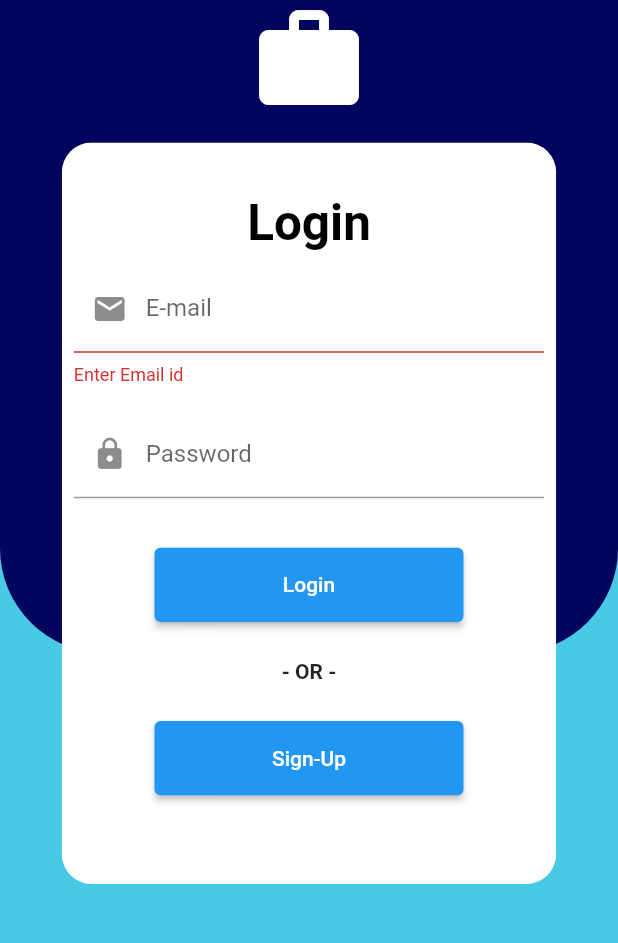
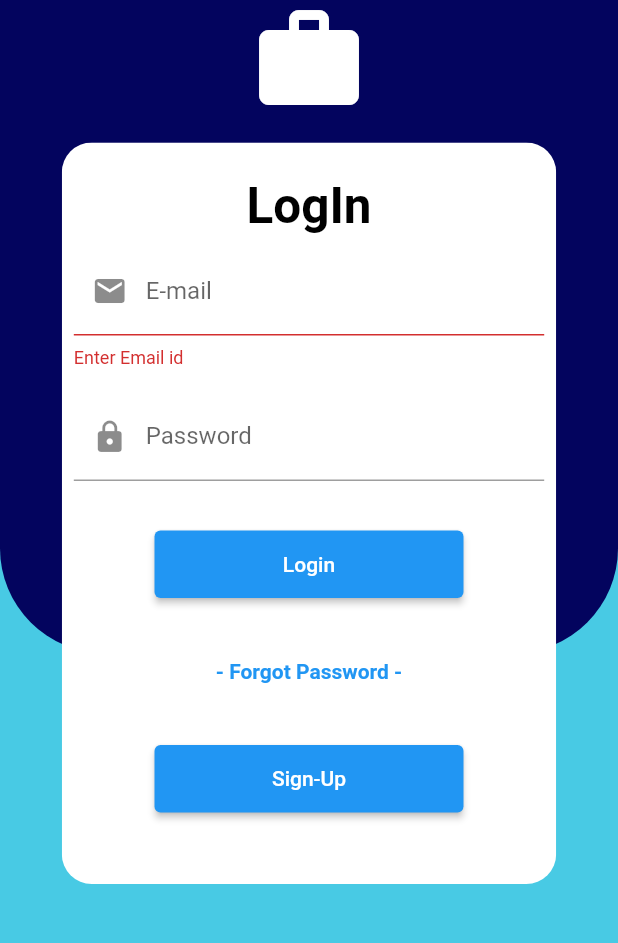
Before and after one commit to VenkateshK22/platr, a Flutter app: the screen it shows after launch, after a tap on "Login", on a phone screen of 412 x 824 dp, the part 212-1155 px from its top. Run offline on Flutter 3.47's test engine with Material 2 defaults, Android fonts, the phone set to English and light mode, and no system bars; our stand-ins replace cloud_firestore, firebase_auth, firebase_core, random_string, shared_preferences; accounts and stored records are empty.

Commit message:
finished forgot passwd

```diff
--- a/lib/authUI/LoginPage.dart
+++ b/lib/authUI/LoginPage.dart
@@ -18,9 +18,7 @@ class LoginPage extends StatefulWidget {
 class _LoginPageState extends State<LoginPage> {
   @override
   Widget build(BuildContext context) {
-    return WillPopScope(
-      onWillPop: () => Future.value(false),
-      child: SafeArea(
+    return SafeArea(
       child: Scaffold(
           resizeToAvoidBottomInset: false,
           backgroundColor: Color(0xff48cae4),
@@ -48,7 +46,6 @@ class _LoginPageState extends State<LoginPage> {
               ),
             ],
           )),
-      ),
     );
   }
 }
--- a/lib/companypages/companyDifficulty.dart
+++ b/lib/companypages/companyDifficulty.dart
@@ -17,7 +17,7 @@ class _CompanyDifficultyState extends State<CompanyDifficulty> {
       child: Scaffold(
         floatingActionButton: FloatingActionButton(
           onPressed: () {
-            Navigator.popAndPushNamed(context, AppliedCompanyList.id);
+            Navigator.pushNamed(context, AppliedCompanyList.id);
           },
           child: Icon(Icons.check_box),
         ),
--- a/lib/main.dart
+++ b/lib/main.dart
@@ -7,6 +7,7 @@ import 'package:pla_tr/adminpages/AddCompanyDetails.dart';
 import 'package:pla_tr/companypages/AdvCompanyList.dart';
 import 'package:pla_tr/companypages/AppliedCompList.dart';
 import 'package:pla_tr/companypages/ApplyCompany.dart';
+import 'package:pla_tr/companypages/CompanyDashBoard.dart';
 import 'package:pla_tr/companypages/InterCompanyList.dart';
 import 'package:pla_tr/companypages/companyDifficulty.dart';
 import 'package:pla_tr/quiz/QuizHome.dart';
@@ -14,6 +15,7 @@ import 'package:pla_tr/quiz/ResultsPage.dart';
 import 'package:pla_tr/quiz/addQuestion.dart';
 import 'package:pla_tr/companypages/CompanyList.dart';
 import 'package:pla_tr/quiz/create_quiz_page.dart';
+import 'package:pla_tr/services/forgotpass.dart';
 import 'package:pla_tr/services/helpersharedref.dart';
 import 'package:pla_tr/studentpages/CourseProvider/AdvancedCoursePage.dart';
 import 'package:pla_tr/studentpages/CourseProvider/BeginnerCoursePage.dart';
@@ -73,9 +75,11 @@ class _PlaTrState extends State<PlaTr> {
         AdminDashboard.id: (context) => AdminDashboard(),
         CreateQuiz.id: (context) => CreateQuiz(),
         StudentProfileViewA.id: (context) => StudentProfileViewA(),
+        StudentProfileViewCompany.id: (context) => StudentProfileViewCompany(),
         AppliedCompanyList.id: (context) => AppliedCompanyList(),
+        ForgotPassword.id: (context) => ForgotPassword(),
       },
-      initialRoute: LoginPage.id,
+      home: LoginPage(),
       //home: ((isLoggedin ?? false) ? StudentDash() : LoginPage()),
     );
   }
--- a/lib/quiz/Quiz_Play.dart
+++ b/lib/quiz/Quiz_Play.dart
@@ -26,7 +26,7 @@ Stream infoStream;
 class _QuizPlayState extends State<QuizPlay> {
   QuerySnapshot questionSnapshot;
   DatabaseService databaseService = new DatabaseService();
-//todo quiz  play not working check this
+
   bool isLoading = true;
 
   @override
--- a/lib/services/auth.dart
+++ b/lib/services/auth.dart
@@ -11,6 +11,7 @@ class AuthService {
           email: email, password: password);
       User user = userCredential.user;
       print("${user.uid} in auth");
+      print("$user in auth");
       UserId.userid = user.uid;
       UserId.email = email;
       return user.uid;
@@ -42,4 +43,6 @@ class AuthService {
       return null;
     }
   }
+
+  void doUserResetPassword() async {}
 }
--- a/lib/studentpages/StudentDetails.dart
+++ b/lib/studentpages/StudentDetails.dart
@@ -140,6 +140,12 @@ class _StudentDetailsState extends State<StudentDetails> {
       child: Scaffold(
         appBar: AppBar(
           title: Text("Student Details"),
+          actions: [
+            IconButton(
+                tooltip: 'Verify Your Email',
+                onPressed: () {},
+                icon: Icon(Icons.add_alert))
+          ],
         ),
         body: name == "empty"
             ? Center(
--- a/lib/widgets/LoginScreenWidgets.dart
+++ b/lib/widgets/LoginScreenWidgets.dart
@@ -3,7 +3,9 @@ import 'package:flutter/material.dart';
 import 'package:flutter/services.dart';
 import 'package:pla_tr/adminpages/AdminDashBoard.dart';
 import 'package:pla_tr/authUI/SignupPage.dart';
+import 'package:pla_tr/companypages/CompanyDashBoard.dart';
 import 'package:pla_tr/services/auth.dart';
+import 'package:pla_tr/services/forgotpass.dart';
 import 'package:pla_tr/services/helpersharedref.dart';
 import 'package:pla_tr/studentpages/StudentDashBoard.dart';
 
@@ -14,7 +16,7 @@ final _formKey = GlobalKey<FormState>();
 AuthService authService = new AuthService();
 
 // ignore: non_constant_identifier_names
-SignIN(context) async {
+signIN(context) async {
   if (_formKey.currentState.validate()) {
     authService.SigninEmailandPass(email, password).then((value) {
       if (value == null) {
@@ -32,8 +34,16 @@ SignIN(context) async {
             builder: (context) => AdminDashboard(),
           ),
         );
-      } else {
-        print("S in signin");
+      } else if (email == 'company@company.com') {
+        print("company in signin");
+        Navigator.pushReplacement(
+          context,
+          MaterialPageRoute(
+            builder: (context) => StudentProfileViewCompany(),
+          ),
+        );
+      } else if (value != null) {
+        print("Student in signin");
         HelperFunction.saveUserLoginDetails(true);
         Navigator.pushReplacement(
           context,
@@ -66,7 +76,7 @@ Widget buildContainer(context) {
                   mainAxisAlignment: MainAxisAlignment.center,
                   children: [
                     Text(
-                      "Login",
+                      "LogIn",
                       style: TextStyle(
                           color: Colors.black,
                           fontWeight: FontWeight.w600,
@@ -77,7 +87,7 @@ Widget buildContainer(context) {
                 buildemailRow(),
                 buildPasswordRow(),
                 loginButton(context),
-                buildOrRow(),
+                buildOrRow(context),
                 signupButton(context),
               ],
             ),
@@ -158,12 +168,12 @@ Widget loginButton(context) {
     crossAxisAlignment: CrossAxisAlignment.end,
     children: [
       Container(
-        margin: EdgeInsets.symmetric(vertical: 25, horizontal: 20),
-        height: 1.2 * (MediaQuery.of(context).size.height / 20),
+        margin: EdgeInsets.symmetric(vertical: 25, horizontal: 22),
+        height: 1.2 * (MediaQuery.of(context).size.height / 22),
         width: 5 * (MediaQuery.of(context).size.width / 10),
         child: ElevatedButton(
             onPressed: () {
-              SignIN(context);
+              signIN(context);
             },
             child: Text("Login")),
       ),
@@ -171,18 +181,23 @@ Widget loginButton(context) {
   );
 }
 
-Widget buildOrRow() {
+Widget buildOrRow(context) {
   return Row(
     mainAxisAlignment: MainAxisAlignment.center,
     children: <Widget>[
       Container(
-        child: Text(
-          '- OR -',
-          style: TextStyle(
-            fontWeight: FontWeight.w600,
-          ),
-        ),
-      )
+        child: TextButton(
+            onPressed: () => Navigator.pushNamed(
+                  context,
+                  ForgotPassword.id,
+                ),
+            child: Text(
+              '- Forgot Password -',
+              style: TextStyle(
+                fontWeight: FontWeight.w600,
+              ),
+            )),
+      ),
     ],
   );
 }
@@ -193,8 +208,8 @@ Widget signupButton(context) {
     crossAxisAlignment: CrossAxisAlignment.end,
     children: [
       Container(
-        margin: EdgeInsets.symmetric(vertical: 25, horizontal: 20),
-        height: 1.2 * (MediaQuery.of(context).size.height / 20),
+        margin: EdgeInsets.symmetric(vertical: 25, horizontal: 22),
+        height: 1.2 * (MediaQuery.of(context).size.height / 22),
         width: 5 * (MediaQuery.of(context).size.width / 10),
         child: ElevatedButton(
             onPressed: () {
--- a/lib/widgets/SignupScreenWidgets.dart
+++ b/lib/widgets/SignupScreenWidgets.dart
@@ -51,7 +51,7 @@ Widget buildContainer(context) {
                 mainAxisAlignment: MainAxisAlignment.center,
                 children: [
                   Text(
-                    "Sign-Up",
+                    "Sign Up",
                     style: TextStyle(
                         color: Colors.black,
                         fontWeight: FontWeight.w600,
```
Also changed, not shown: lib/adminpages/AdminDashBoard.dart (+16 -0 lines), lib/companypages/ApplyCompany.dart (+22 -3 lines), lib/companypages/CompanyDashBoard.dart (+17 -1 lines), lib/services/database.dart (+27 -15 lines), lib/studentpages/CourseProvider/IntermediateCoursePage.dart (+0 -8 lines), lib/studentpages/StudentDashBoard.dart (+15 -0 lines), pubspec.lock. Lines whose indentation alone changed are shown as unchanged.
